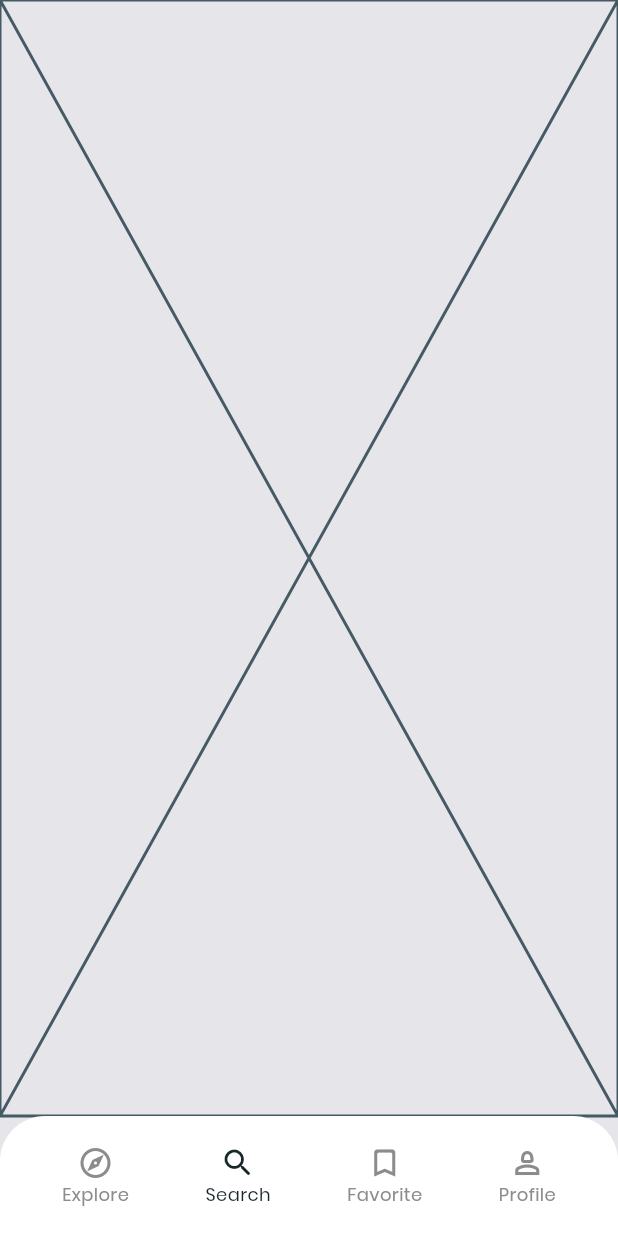
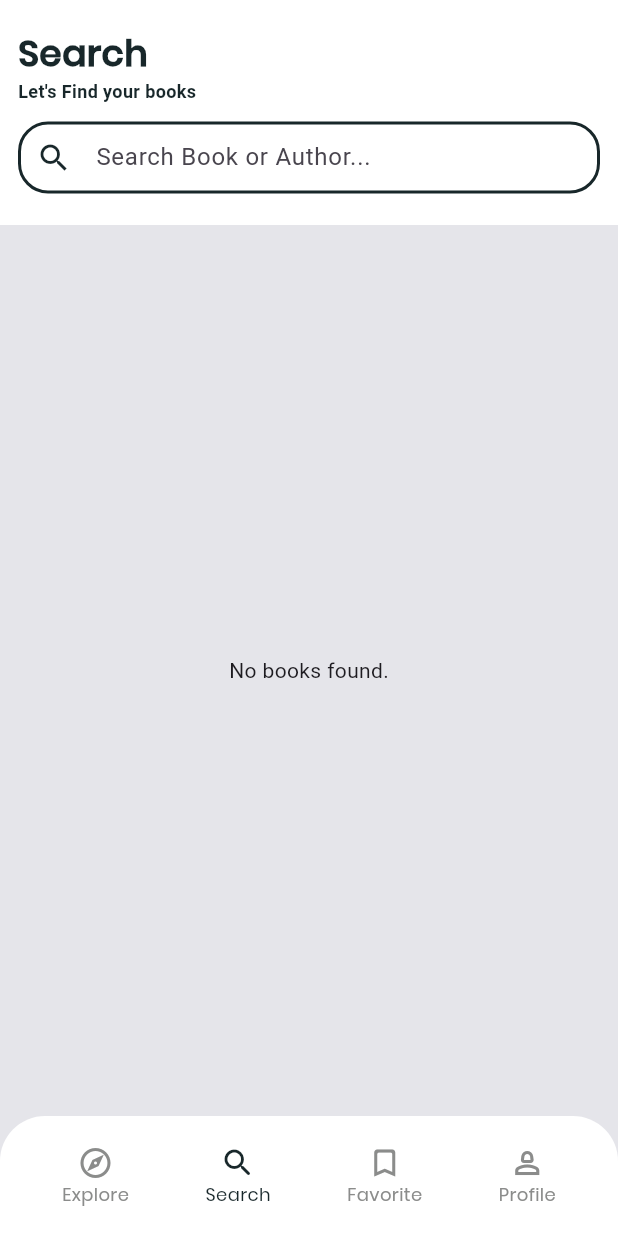
Before and after one commit to Aimmzz/e_library, a Flutter app: the screen it shows after launch, item 2 of the bottom bar chosen, on a phone screen of 412 x 824 dp. Run offline on Flutter 3.47's test engine with Material 3 defaults, Android fonts, the phone set to English and light mode, and no system bars; our stand-ins replace drift; accounts and stored records are empty; generated files the repository leaves out were written again.

Commit message:
feat(search): create UI and logic for search page

```diff
--- a/lib/features/favorit/favorite_page.dart
+++ b/lib/features/favorit/favorite_page.dart
@@ -4,6 +4,7 @@ import 'package:e_library/provider/edit_book_provider.dart';
 import 'package:e_library/provider/favorite_provider.dart';
 import 'package:e_library/widgets/card_book.dart';
 import 'package:e_library/widgets/delete_dialog.dart';
+import 'package:e_library/widgets/header_favorite.dart';
 import 'package:e_library/widgets/text_title.dart';
 import 'package:flutter/material.dart';
 import 'package:provider/provider.dart';
@@ -31,6 +32,7 @@ class _FavoritePageState extends State<FavoritePage> {
       body: SafeArea(
         child: Column(
           children: [
+            const HeaderFavorite(),
             Expanded(
               child: Consumer<FavoriteProvider>(
                 builder: (context, provider, child) {
--- a/lib/features/search/search_page.dart
+++ b/lib/features/search/search_page.dart
@@ -1,15 +1,53 @@
+import 'package:e_library/constant/color_values.dart';
+import 'package:e_library/provider/search_provider.dart';
+import 'package:e_library/widgets/card_search.dart';
+import 'package:e_library/widgets/header_search.dart';
 import 'package:flutter/material.dart';
+import 'package:provider/provider.dart';
 
-class SearchPage extends StatefulWidget {
+class SearchPage extends StatelessWidget {
   const SearchPage({super.key});
 
   @override
-  State<SearchPage> createState() => _SearchPageState();
-}
-
-class _SearchPageState extends State<SearchPage> {
-  @override
   Widget build(BuildContext context) {
-    return const Placeholder();
+    return Scaffold(
+      backgroundColor: ColorsValues.backgroundApp,
+      body: SafeArea(
+        child: Column(
+          children: [
+            const HeaderSearch(), // Header untuk input pencarian
+            Expanded(
+              child: Consumer<SearchProvider>(
+                builder: (context, provider, child) {
+                  if (provider.books.isEmpty) {
+                    return const Center(
+                      child: Text('No books found.'),
+                    );
+                  }
+                  return GridView.builder(
+                    gridDelegate: const SliverGridDelegateWithFixedCrossAxisCount(
+                      crossAxisCount: 2,
+                      childAspectRatio: 0.8,
+                      crossAxisSpacing: 8.0,
+                      mainAxisSpacing: 8.0,
+                    ),
+                    itemCount: provider.books.length,
+                    itemBuilder: (context, index) {
+                      final book = provider.books[index];
+                      return CardSearch(
+                        title: book.title,
+                        author: book.author,
+                        createdAt: book.createdAt,
+                        publishedYear: book.publishedYear,
+                      );
+                    },
+                  );
+                },
+              ),
+            ),
+          ],
+        ),
+      ),
+    );
   }
 }
--- a/lib/main.dart
+++ b/lib/main.dart
@@ -6,6 +6,7 @@ import 'package:e_library/features/search/search_page.dart';
 import 'package:e_library/provider/edit_book_provider.dart';
 import 'package:e_library/provider/explorer_provider.dart';
 import 'package:e_library/provider/favorite_provider.dart';
+import 'package:e_library/provider/search_provider.dart';
 import 'package:e_library/widgets/button_bottombar.dart';
 import 'package:flutter/material.dart';
 import 'package:flutter/services.dart';
@@ -18,6 +19,7 @@ void main() {
         ChangeNotifierProvider(create: (_) => ExplorerProvider()),
         ChangeNotifierProvider(create: (_) => EditBookProvider()),
         ChangeNotifierProvider(create: (_) => FavoriteProvider()),
+        ChangeNotifierProvider(create: (_) => SearchProvider()),
       ],
       child: const MyApp(),
     ),
--- /dev/null
+++ b/lib/provider/search_provider.dart
@@ -0,0 +1,38 @@
+import 'package:flutter/material.dart';
+import 'package:e_library/data/database.dart';
+
+class SearchProvider with ChangeNotifier {
+  late AppDb _database;
+  List<Book> _books = [];
+  List<Book> _filteredBooks = [];
+  String _searchQuery = '';
+
+  List<Book> get books => _filteredBooks;
+
+  SearchProvider() {
+    _database = AppDb();
+    loadBooks();
+  }
+
+  Future<void> loadBooks() async {
+    _books = await _database.getAllBook();
+    _applySearchQuery();
+    notifyListeners();
+  }
+
+  void setSearchQuery(String query) {
+    _searchQuery = query;
+    _applySearchQuery();
+    notifyListeners();
+  }
+
+  void _applySearchQuery() {
+    if (_searchQuery.isEmpty) {
+      _filteredBooks = _books;
+    } else {
+      _filteredBooks = _books.where((book) =>
+          book.title.toLowerCase().contains(_searchQuery.toLowerCase()) ||
+          book.author.toLowerCase().contains(_searchQuery.toLowerCase())).toList();
+    }
+  }
+}
--- /dev/null
+++ b/lib/widgets/header_search.dart
@@ -0,0 +1,71 @@
+import 'package:e_library/constant/color_values.dart';
+import 'package:e_library/constant/custom_size.dart';
+import 'package:e_library/provider/search_provider.dart';
+import 'package:e_library/widgets/text_title.dart';
+import 'package:flutter/material.dart';
+import 'package:provider/provider.dart';
+
+class HeaderSearch extends StatelessWidget {
+  const HeaderSearch({super.key});
+
+  @override
+  Widget build(BuildContext context) {
+    final TextEditingController searchController = TextEditingController();
+    return Container(
+      height: 150,
+      width: MediaQuery.of(context).size.width,
+      color: Colors.white,
+      padding: const EdgeInsets.symmetric(horizontal: 12, vertical: 6),
+      child: Column(
+        crossAxisAlignment: CrossAxisAlignment.start,
+        children: [
+          gapH12,
+          const TextTitle(title: 'Search'),
+          const Text(
+            "Let's Find your books",
+            style: TextStyle(
+                color: ColorsValues.mainBlack,
+                fontSize: TextSize.regular,
+                fontWeight: FontWeight.w600),
+          ),
+          gapH12,
+          TextField(
+            controller: searchController,
+            decoration: InputDecoration(
+              border: OutlineInputBorder(
+                borderRadius: BorderRadius.circular(20),
+                borderSide: const BorderSide(
+                  color: ColorsValues.mainBlack,
+                  width: 2,
+                ),
+              ),
+              enabledBorder: OutlineInputBorder(
+                borderRadius: BorderRadius.circular(20),
+                borderSide: const BorderSide(
+                  color: ColorsValues.mainBlack,
+                  width: 2,
+                ),
+              ),
+              focusedBorder: OutlineInputBorder(
+                borderRadius: BorderRadius.circular(20),
+                borderSide: const BorderSide(
+                  color: ColorsValues.mainBlack,
+                  width: 2,
+                ),
+              ),
+              prefixIcon: const Icon(
+                Icons.search,
+                color: ColorsValues.mainBlack,
+              ),
+              hintText: 'Search Book or Author...',
+              contentPadding: const EdgeInsets.symmetric(horizontal: 16),
+            ),
+            onChanged: (value) {
+              Provider.of<SearchProvider>(context, listen: false).setSearchQuery(value);
+            },
+          ),
+        ],
+      ),
+    );
+  }
+}
```
Also changed, not shown: lib/widgets/card_search.dart (added, +99 -0 lines), lib/widgets/header_favorite.dart (added, +33 -0 lines).
